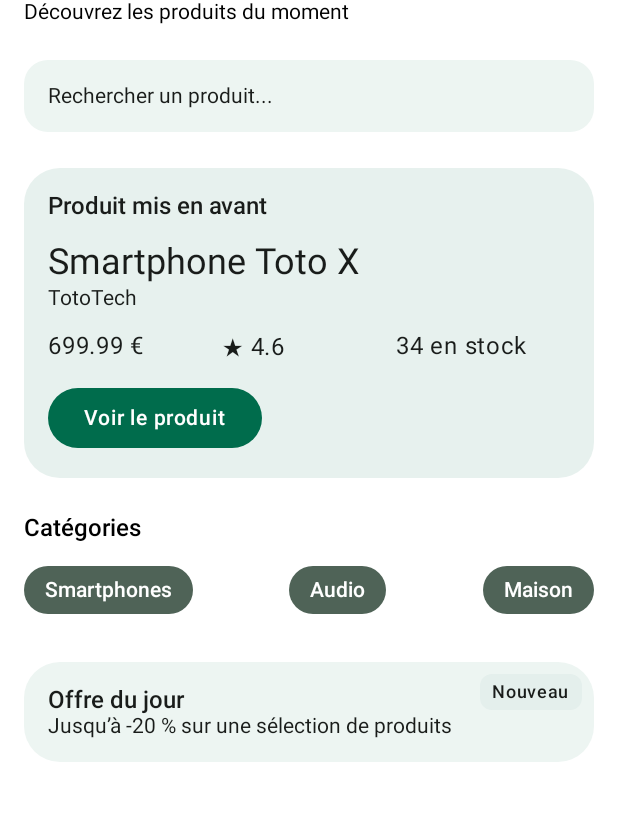
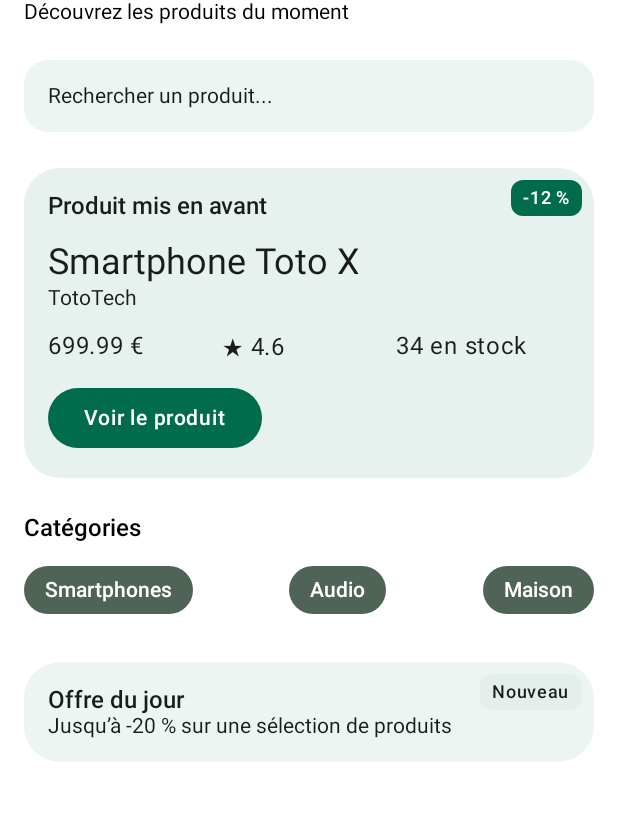
Before and after one commit to LiliSoli/ProductExplorer, an Android app built with Jetpack Compose: the @Preview function ProductHomeScreenPreview, on a phone screen of 412 x 824 dp, the part 73-894 px from its top. Run offline under Robolectric (Android 15) with nearby library versions, the phone set to English and light mode, and no system bars.

Commit message:
feat(tp5-autonomy): add discount badge on featured product

```diff
--- a/app/src/main/java/com/example/productexplorer/MainActivity.kt
+++ b/app/src/main/java/com/example/productexplorer/MainActivity.kt
@@ -438,8 +438,9 @@ fun FeaturedProductSection(
     onClick: () -> Unit,
     modifier: Modifier = Modifier
 ) {
+    Box(modifier = modifier.fillMaxWidth()) {
         Surface(
-        modifier = modifier.fillMaxWidth(),
+            modifier = Modifier.fillMaxWidth(),
             shape = MaterialTheme.shapes.large,
             tonalElevation = 4.dp
         ) {
@@ -468,6 +469,23 @@ fun FeaturedProductSection(
                 Spacer(modifier = Modifier.height(12.dp))
                 Button(onClick = onClick) {
                     Text(text = "Voir le produit")
+                }
+            }
+        }
+        if (product.discountPercentage > 0) {
+            Surface(
+                modifier = Modifier
+                    .align(Alignment.TopEnd)
+                    .padding(8.dp),
+                shape = MaterialTheme.shapes.small,
+                color = MaterialTheme.colorScheme.primary,
+                contentColor = MaterialTheme.colorScheme.onPrimary
+            ) {
+                Text(
+                    text = "-${product.discountPercentage.toInt()} %",
+                    modifier = Modifier.padding(horizontal = 8.dp, vertical = 4.dp),
+                    style = MaterialTheme.typography.labelMedium
+                )
             }
         }
     }
```
Lines whose indentation alone changed are shown as unchanged.
